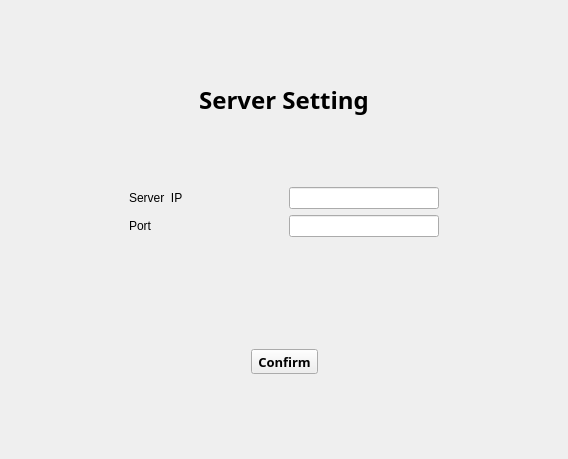
This is CLOUD-Disk-QT/loginpage.ui in MarsXav/Distributed-Server-Project as Qt 5 draws it before an edit. The edited form follows.
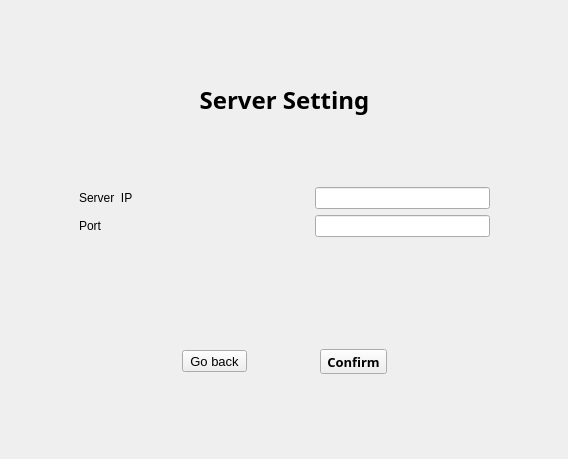
This is the edited form. The open tabs and pages were chosen to show the change. Custom widgets are drawn as their Qt base class.

Diff of the .ui file:
```diff
--- a/CLOUD-Disk-QT/loginpage.ui
+++ b/CLOUD-Disk-QT/loginpage.ui
@@ -616,7 +616,34 @@
               </spacer>
              </item>
              <item>
-              <widget class="QToolButton" name="toolButton">
+              <widget class="QToolButton" name="setting_go_back">
+               <property name="font">
+                <font>
+                 <family>Arial</family>
+                 <pointsize>10</pointsize>
+                 <bold>false</bold>
+                </font>
+               </property>
+               <property name="text">
+                <string>Go back</string>
+               </property>
+              </widget>
+             </item>
+             <item>
+              <spacer name="horizontalSpacer_14">
+               <property name="orientation">
+                <enum>Qt::Horizontal</enum>
+               </property>
+               <property name="sizeHint" stdset="0">
+                <size>
+                 <width>80</width>
+                 <height>20</height>
+                </size>
+               </property>
+              </spacer>
+             </item>
+             <item>
+              <widget class="QToolButton" name="setting_confirm_btn">
                <property name="font">
                 <font>
                  <family>Arial Black</family>
```
Left out of the diff: 6 changed lines with no effect on the pictures.
